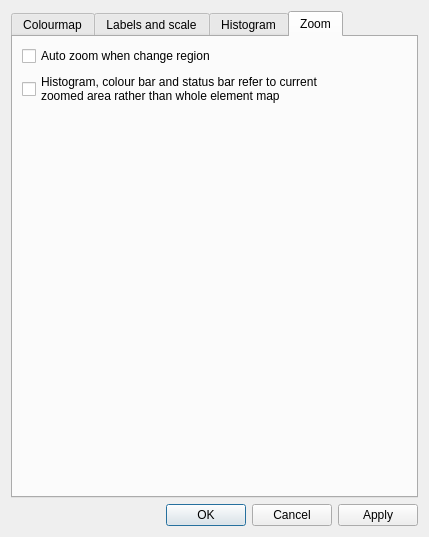
ianthomas23/QACD-quack, file src/resources/ui_display_options_dialog.ui: the form before one commit.
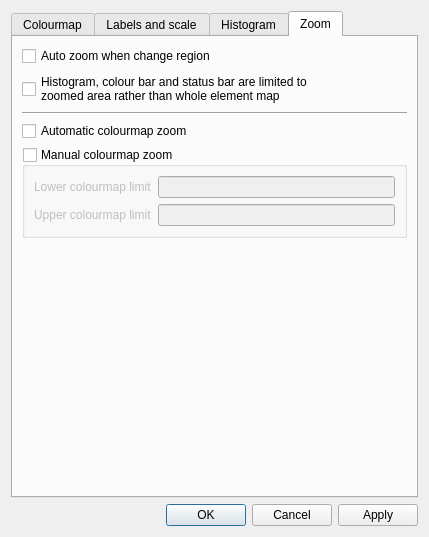
The form after the commit.

Commit message: Display options for auto/manual colourmap zoom

```diff
--- a/src/resources/ui_display_options_dialog.ui
+++ b/src/resources/ui_display_options_dialog.ui
@@ -320,11 +320,66 @@
        <item>
         <widget class="QCheckBox" name="zoomUpdatesStatsCheckBox">
          <property name="text">
-          <string>Histogram, colour bar and status bar refer to current
+          <string>Histogram, colour bar and status bar are limited to
 zoomed area rather than whole element map</string>
          </property>
         </widget>
        </item>
+       <item>
+        <widget class="Line" name="line3">
+         <property name="frameShadow">
+          <enum>QFrame::Sunken</enum>
+         </property>
+         <property name="lineWidth">
+          <number>1</number>
+         </property>
+         <property name="orientation">
+          <enum>Qt::Horizontal</enum>
+         </property>
+        </widget>
+       </item>
+       <item>
+        <widget class="QCheckBox" name="automaticColourmapZoomCheckBox">
+         <property name="text">
+          <string>Automatic colourmap zoom</string>
+         </property>
+        </widget>
+       </item>
+       <item>
+        <widget class="QGroupBox" name="manualColourmapZoomGroupBox">
+         <property name="title">
+          <string>Manual colourmap zoom</string>
+         </property>
+         <property name="checkable">
+          <bool>true</bool>
+         </property>
+         <property name="checked">
+          <bool>false</bool>
+         </property>
+         <layout class="QGridLayout" name="g">
+          <item row="0" column="0">
+           <widget class="QLabel" name="label_minz">
+            <property name="text">
+             <string>Lower colourmap limit</string>
+            </property>
+           </widget>
+          </item>
+          <item row="0" column="1">
+           <widget class="QLineEdit" name="lowerColourmapLimitLineEdit"/>
+          </item>
+          <item row="1" column="0">
+           <widget class="QLabel" name="label_maxz">
+            <property name="text">
+             <string>Upper colourmap limit</string>
+            </property>
+           </widget>
+          </item>
+          <item row="1" column="1">
+           <widget class="QLineEdit" name="upperColourmapLimitLineEdit"/>
+          </item>
+         </layout>
+        </widget>
+       </item>
        <item>
         <widget class="QLabel" name="dummy2">
          <property name="sizePolicy">
```
The commit also changes 4 other files.
